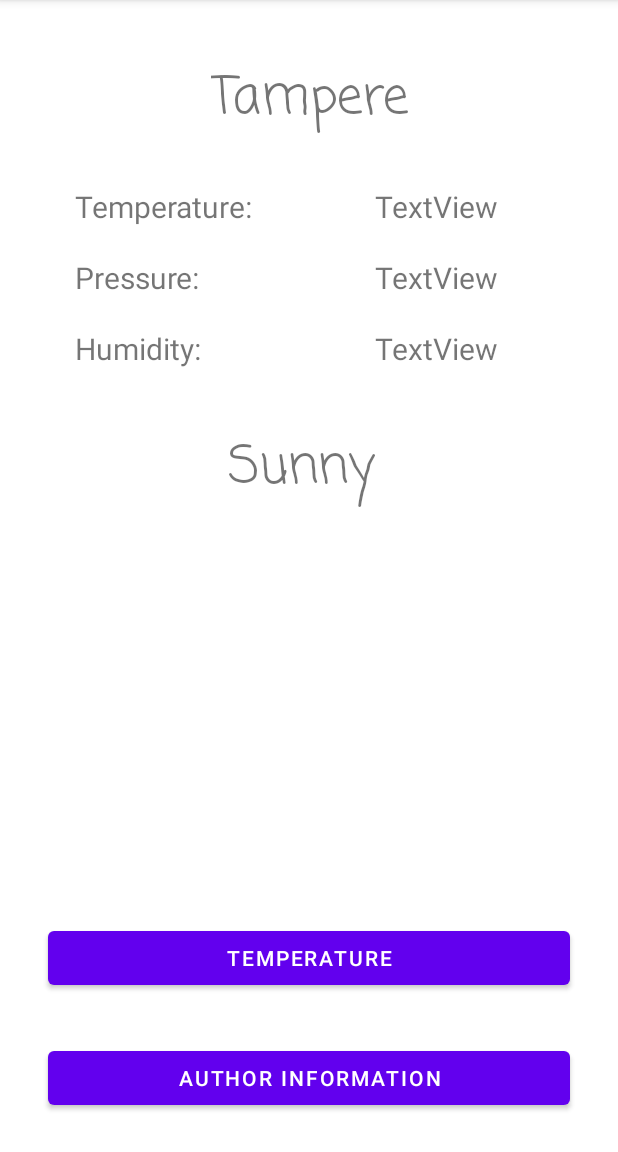
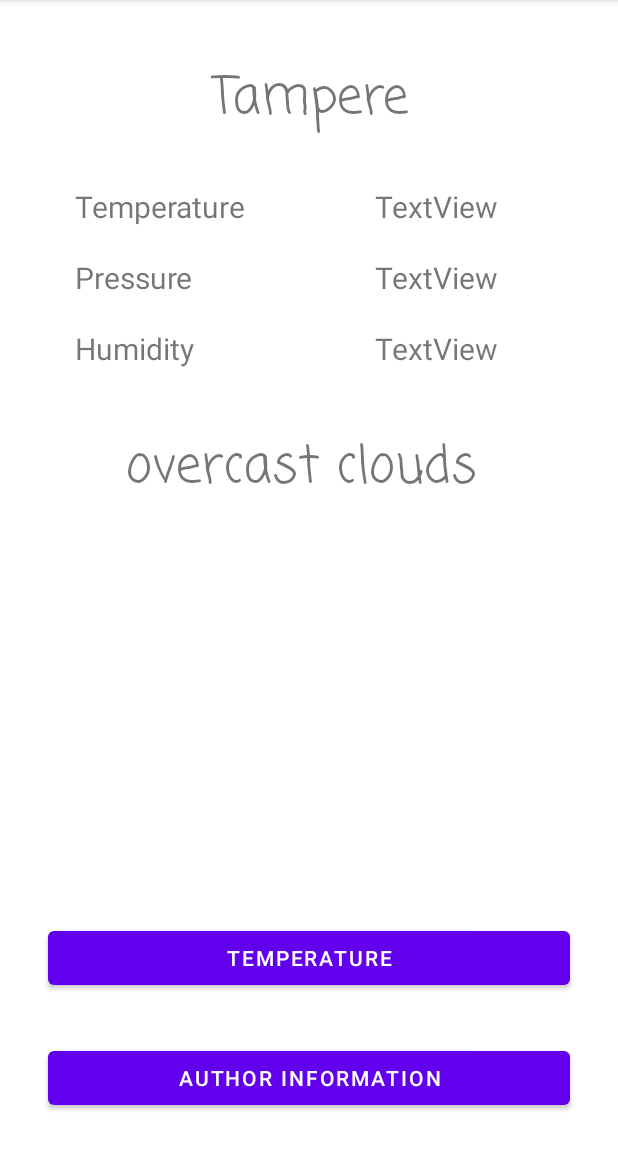
Before and after one commit to AnnaWXM/Embedded-weather-measuring-system, an Android app: the screen it shows after launch (MainActivity), on a phone screen of 412 x 824 dp, the part 84-1236 px from its top. Run offline under Robolectric (Android 15) with nearby library versions, the phone set to English and light mode, and no system bars; our stand-ins replace Volley; network calls fail.

Commit message:
remove all hard-coded strings

```diff
--- a/mobileAndriod/app/src/main/res/layout/activity_main.xml
+++ b/mobileAndriod/app/src/main/res/layout/activity_main.xml
@@ -12,7 +12,7 @@
         android:layout_height="wrap_content"
         android:layout_marginStart="250dp"
         android:layout_marginTop="20dp"
-        android:text="TextView"
+        android:text="@string/TextView"
         android:textSize="20sp"
         app:layout_constraintStart_toStartOf="parent"
         app:layout_constraintTop_toBottomOf="@+id/tempValue" />
@@ -23,7 +23,7 @@
         android:layout_height="wrap_content"
         android:layout_marginStart="250dp"
         android:layout_marginTop="20dp"
-        android:text="TextView"
+        android:text="@string/TextView"
         android:textSize="20sp"
         app:layout_constraintStart_toStartOf="parent"
         app:layout_constraintTop_toBottomOf="@+id/pValue" />
@@ -36,7 +36,7 @@
         android:layout_marginEnd="32dp"
         android:layout_marginBottom="25dp"
         android:onClick="toAuthor"
-        android:text="Author Information"
+        android:text="@string/author"
         app:layout_constraintBottom_toBottomOf="parent"
         app:layout_constraintEnd_toEndOf="parent"
         app:layout_constraintStart_toStartOf="parent" />
@@ -49,7 +49,7 @@
         android:layout_marginEnd="32dp"
         android:layout_marginBottom="32dp"
         android:onClick="toTem"
-        android:text="Temperature"
+        android:text="@string/temperature"
         app:layout_constraintBottom_toTopOf="@+id/toAuthor"
         app:layout_constraintEnd_toEndOf="parent"
         app:layout_constraintHorizontal_bias="0.0"
@@ -63,7 +63,7 @@
         android:layout_marginTop="40dp"
         android:layout_marginEnd="10dp"
         android:fontFamily="casual"
-        android:text="Tampere"
+        android:text="@string/tampere"
         android:textSize="34sp"
         app:layout_constraintEnd_toEndOf="parent"
         app:layout_constraintStart_toStartOf="parent"
@@ -76,7 +76,7 @@
         android:layout_marginTop="40dp"
         android:layout_marginEnd="10dp"
         android:fontFamily="casual"
-        android:text="Sunny"
+        android:text="@string/overcast_clouds"
         android:textSize="34sp"
         app:layout_constraintEnd_toEndOf="parent"
         app:layout_constraintStart_toStartOf="parent"
@@ -88,7 +88,7 @@
         android:layout_height="wrap_content"
         android:layout_marginStart="50dp"
         android:layout_marginTop="32dp"
-        android:text="Temperature: "
+        android:text="@string/temperature"
         android:textSize="20sp"
         app:layout_constraintStart_toStartOf="parent"
         app:layout_constraintTop_toBottomOf="@+id/city" />
@@ -99,7 +99,7 @@
         android:layout_height="wrap_content"
         android:layout_marginStart="50dp"
         android:layout_marginTop="20dp"
-        android:text="Pressure:"
+        android:text="@string/pressure"
         android:textSize="20sp"
         app:layout_constraintStart_toStartOf="parent"
         app:layout_constraintTop_toBottomOf="@+id/temp" />
@@ -110,7 +110,7 @@
         android:layout_height="wrap_content"
         android:layout_marginStart="50dp"
         android:layout_marginTop="20dp"
-        android:text="Humidity:"
+        android:text="@string/humidity"
         android:textSize="20sp"
         app:layout_constraintStart_toStartOf="parent"
         app:layout_constraintTop_toBottomOf="@+id/pressure" />
@@ -121,7 +121,7 @@
         android:layout_height="wrap_content"
         android:layout_marginStart="250dp"
         android:layout_marginTop="32dp"
-        android:text="TextView"
+        android:text="@string/TextView"
         android:textSize="20sp"
         app:layout_constraintStart_toStartOf="parent"
         app:layout_constraintTop_toBottomOf="@+id/city" />
--- a/mobileAndriod/app/src/main/res/values/strings.xml
+++ b/mobileAndriod/app/src/main/res/values/strings.xml
@@ -10,8 +10,8 @@
     <string name="max">maximum</string>
     <string name="feels">feels_like</string>
     <string name="name">Name: Xiaomin Wu</string>
-    <string name="email">Email</string>
-    <string name="phone">Phone</string>
+    <string name="email">Email: xiaomininfi@gmail.com</string>
+    <string name="phone">Phone: +358 466620421</string>
     <string name="git" translatable="false">GitHub</string>
     <string name="togit">to my github</string>
     <string name="backtomain">back to main</string>
```
Also changed, not shown: mobileAndriod/app/src/main/res/layout/author.xml (+6 -6 lines), mobileAndriod/app/src/main/res/layout/temperature.xml (+11 -11 lines), 2 other files.
